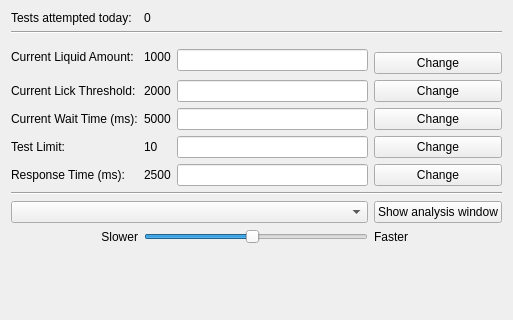
This is Python/gui/mousewin.ui in yagarwal123/autonomouse as Qt 5 draws it before an edit; both pictures show x 0 to 513 and y 0 to 320 of the 513 by 542 pixel window. The edited form follows.
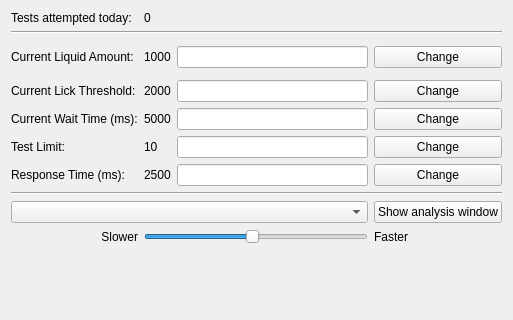
This is the edited form. Custom widgets are drawn as their Qt base class.

Diff of the .ui file:
```diff
--- a/Python/gui/mousewin.ui
+++ b/Python/gui/mousewin.ui
@@ -49,16 +49,6 @@
      </property>
     </widget>
    </item>
-   <item row="3" column="3" rowspan="2">
-    <widget class="QLineEdit" name="liquidLineEdit"/>
-   </item>
-   <item row="4" column="4">
-    <widget class="QPushButton" name="changeliquidButton">
-     <property name="text">
-      <string>Change</string>
-     </property>
-    </widget>
-   </item>
    <item row="5" column="0" colspan="2">
     <widget class="QLabel" name="label_2">
      <property name="text">
@@ -224,6 +214,16 @@
      </property>
     </widget>
    </item>
+   <item row="3" column="3">
+    <widget class="QLineEdit" name="liquidLineEdit"/>
+   </item>
+   <item row="3" column="4">
+    <widget class="QPushButton" name="changeliquidButton">
+     <property name="text">
+      <string>Change</string>
+     </property>
+    </widget>
+   </item>
   </layout>
  </widget>
  <customwidgets>
```
